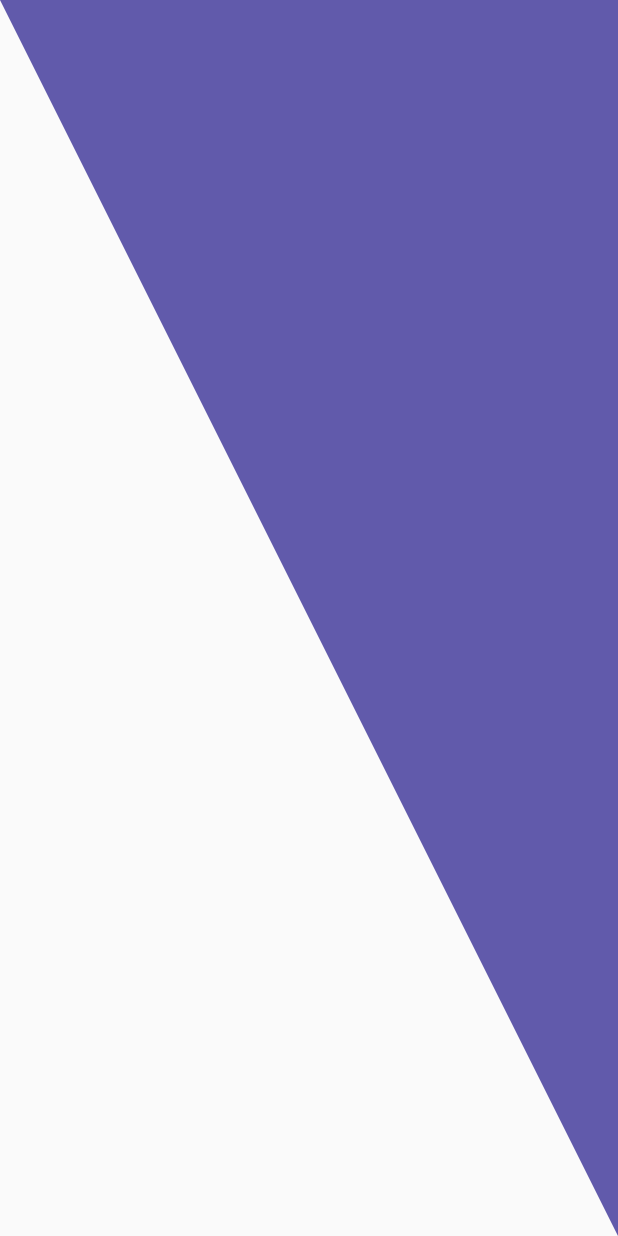
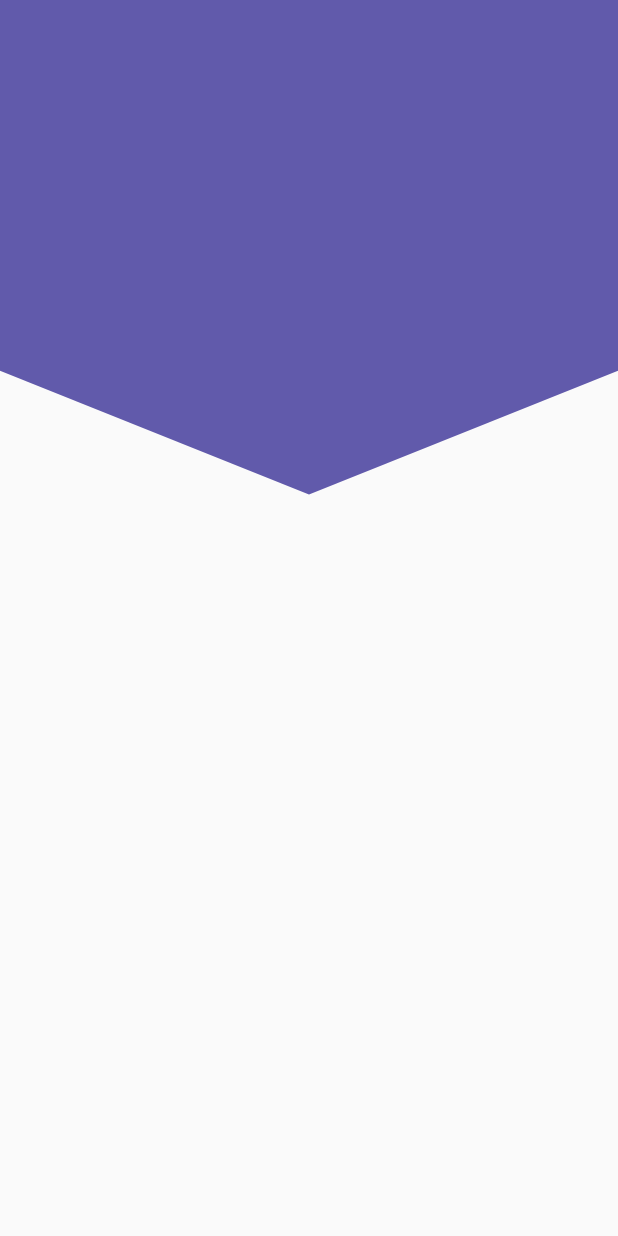
Before and after one commit to JhonZuluaga007/backgrounds_custom_painter, a Flutter app: the screen it shows after launch, on a phone screen of 412 x 824 dp. Run offline on Flutter 3.47's test engine with Material 2 defaults, Android fonts, the phone set to English and light mode, and no system bars.

Commit message:
new beak headersÂ added

```diff
--- a/lib/main.dart
+++ b/lib/main.dart
@@ -11,6 +11,7 @@
   @override
   Widget build(BuildContext context) {
     return MaterialApp(
+      debugShowCheckedModeBanner: false,
       title: 'Design App',
       theme: ThemeData(
         primarySwatch: Colors.blue,
--- a/lib/src/pages/headers_page.dart
+++ b/lib/src/pages/headers_page.dart
@@ -10,7 +10,8 @@
       //body: SquareHeaders(),
       //body: CircularHeaders(),
       //body: DiagonalHeaders(),
-      body: TriangleHeaders(),
+      //body: TriangleHeaders(),
+      body: PeakHeaders(),
     );
   }
 }
--- a/lib/src/widgets/headers.dart
+++ b/lib/src/widgets/headers.dart
@@ -103,3 +103,42 @@
     return true;
   }
 }
+
+class PeakHeaders extends StatelessWidget {
+  const PeakHeaders({Key? key}) : super(key: key);
+
+  @override
+  Widget build(BuildContext context) {
+    return SizedBox(
+      height: double.infinity,
+      width: double.infinity,
+      child: CustomPaint(
+        painter: _PeakHeadersPainter(),
+      ),
+    );
+  }
+}
+
+class _PeakHeadersPainter extends CustomPainter {
+  @override
+  void paint(Canvas canvas, Size size) {
+    final lapiz = Paint();
+    lapiz.color = const Color(0xff615AAB);
+    lapiz.style = PaintingStyle.fill;
+    lapiz.strokeWidth = 5;
+
+    final path = Path();
+
+    path.lineTo(0, size.height * 0.30);
+    path.lineTo(size.width * 0.5, size.height * 0.4);
+    path.lineTo(size.width, size.height * 0.30);
+    path.lineTo(size.width, 0);
+
+    canvas.drawPath(path, lapiz);
+  }
+
+  @override
+  bool shouldRepaint(covariant CustomPainter oldDelegate) {
+    return true;
+  }
+}
```
